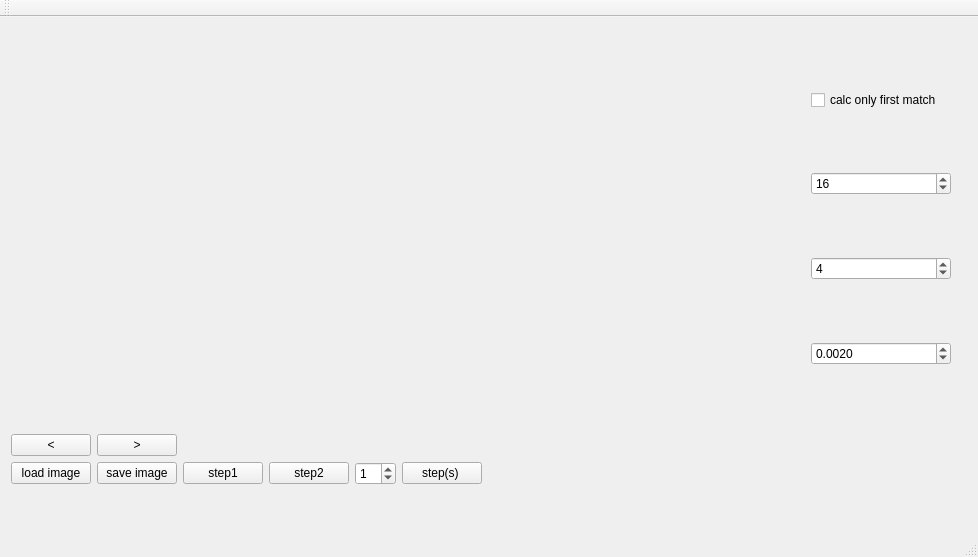
Qt form epicenter/mainwindow.ui (Sebu/sprs) before a commit.
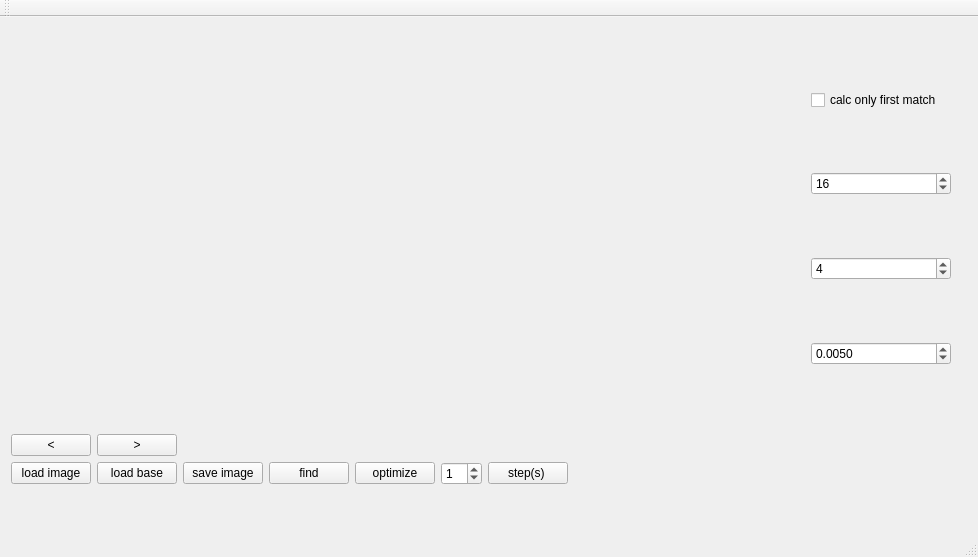
The same form after that commit.

Commit message: change recon base

```diff
--- a/epicenter/mainwindow.ui
+++ b/epicenter/mainwindow.ui
@@ -141,7 +141,7 @@
             <double>0.000500000000000</double>
            </property>
            <property name="value">
-            <double>0.002000000000000</double>
+            <double>0.005000000000000</double>
            </property>
           </widget>
          </item>
@@ -181,7 +181,7 @@
       </layout>
      </item>
      <item>
-      <layout class="QHBoxLayout" name="horizontalLayout" stretch="0,0,0,0,0,0,0">
+      <layout class="QHBoxLayout" name="horizontalLayout" stretch="0,0,0,0,0,0,0,0">
        <property name="sizeConstraint">
         <enum>QLayout::SetMinimumSize</enum>
        </property>
@@ -192,6 +192,13 @@
          </property>
         </widget>
        </item>
+       <item>
+        <widget class="QPushButton" name="baseButton">
+         <property name="text">
+          <string>load base</string>
+         </property>
+        </widget>
+       </item>
        <item>
         <widget class="QPushButton" name="saveButton">
          <property name="text">
@@ -202,14 +209,14 @@
        <item>
         <widget class="QPushButton" name="calcButton">
          <property name="text">
-          <string>step1</string>
+          <string>find</string>
          </property>
         </widget>
        </item>
        <item>
         <widget class="QPushButton" name="step2Button">
          <property name="text">
-          <string>step2</string>
+          <string>optimize</string>
          </property>
         </widget>
        </item>
```
Left out of the diff: 2 changed lines with no effect on the pictures. The commit also changes 14 other files.
